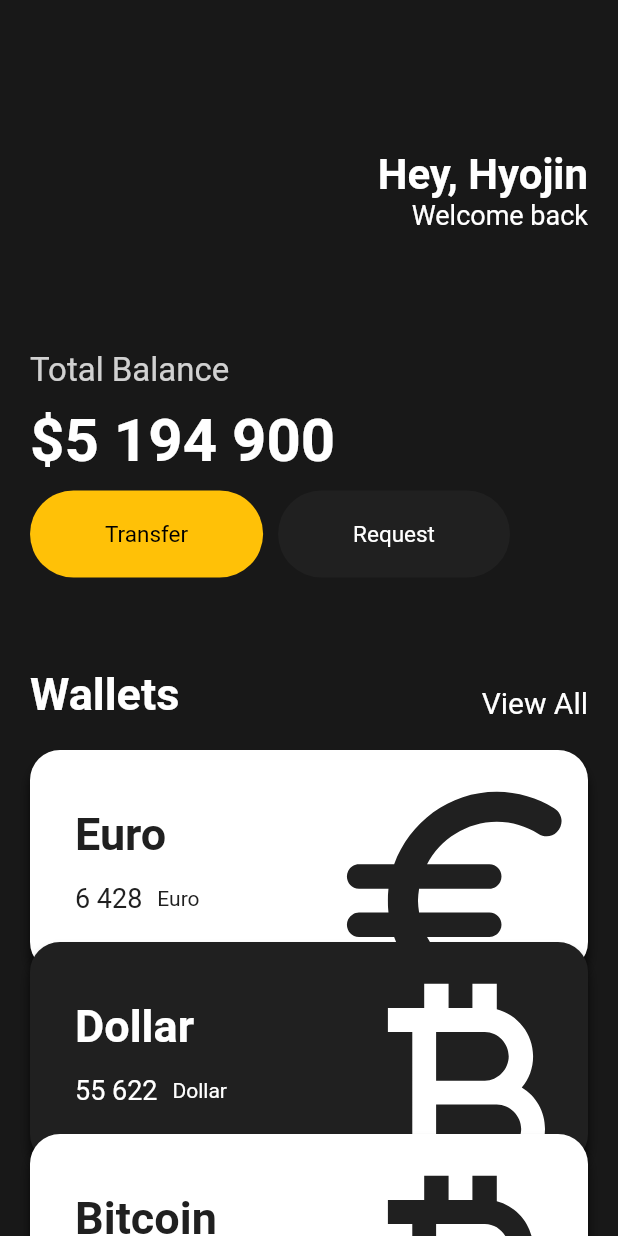
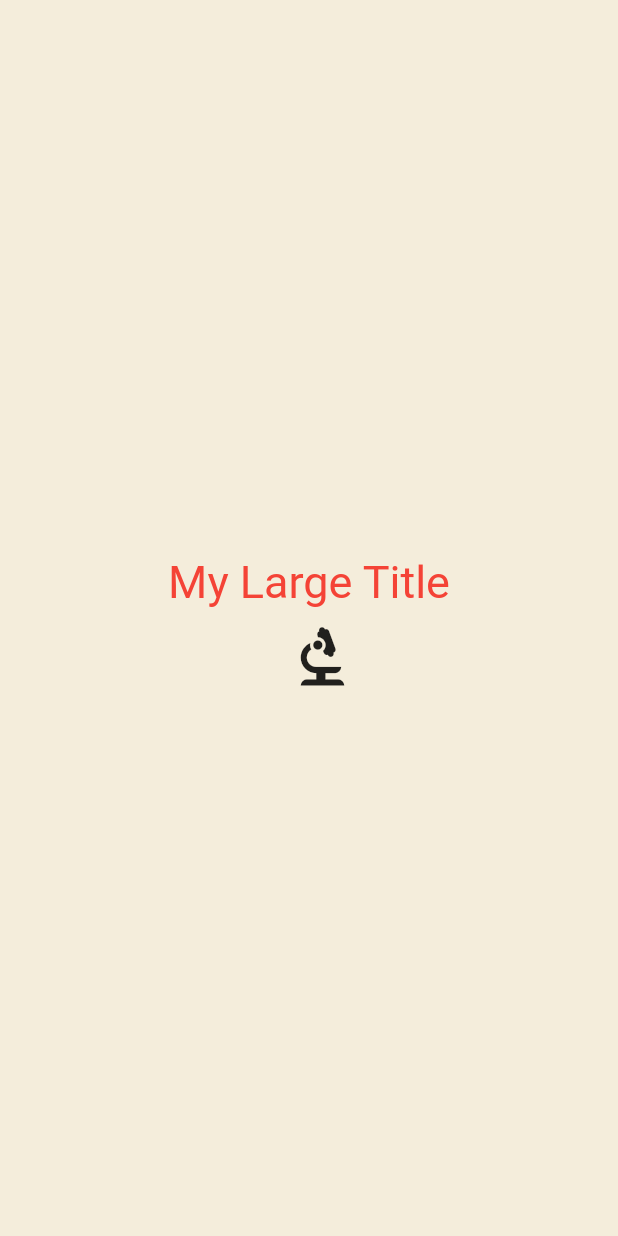
Before and after one commit to dasistHYOJIN/flutter-free, a Flutter app: the screen it shows after launch, on a phone screen of 412 x 824 dp. Run offline on Flutter 3.47's test engine with Material 2 defaults, Android fonts, the phone set to English and light mode, and no system bars.

```diff
--- a/lib/main.dart
+++ b/lib/main.dart
@@ -1,134 +1,74 @@
 import 'package:flutter/material.dart';
-import 'package:toonflix/widgets/button.dart';
-import 'package:toonflix/widgets/amount_card.dart';
 
 void main() {
   runApp(App());
 }
 
 // root Widget (엔트리 포인트)
-class App extends StatelessWidget {
+class App extends StatefulWidget {
+  @override
+  State<App> createState() => _AppState();
+}
+
+class _AppState extends State<App> {
+  int counter = 0;
+  bool showTitle = true;
+
+  void toggleTitle() {
+    setState(() => showTitle = !showTitle);
+  }
+
+  @override
+  void initState() {
+    super.initState();
+  }
+
+  @override
+  void dispose() {
+    super.dispose();
+  }
+
   @override
   Widget build(BuildContext context) {
     return MaterialApp(
+      theme: ThemeData(
+        textTheme: const TextTheme(
+          titleLarge: TextStyle(color: Colors.red),
+        ),
+      ),
       home: Scaffold(
-        backgroundColor: const Color(0xFF181818),
-        body: SingleChildScrollView(
-          child: Padding(
-            padding: const EdgeInsets.symmetric(horizontal: 20, vertical: 20),
-            child: Column(
-              crossAxisAlignment: CrossAxisAlignment.start,
-              children: [
-                const SizedBox(
-                  height: 80,
+        backgroundColor: const Color(0xFFF4EDDB),
+        body: Center(
+          child: Column(
+            mainAxisAlignment: MainAxisAlignment.center,
+            children: [
+              showTitle ? const MyLargeTitle() : const Text('Nothing'),
+              IconButton(
+                onPressed: toggleTitle,
+                icon: const Icon(
+                  Icons.biotech_rounded,
+                  size: 50,
                 ),
-                const Row(
-                  mainAxisAlignment: MainAxisAlignment.end,
-                  children: [
-                    Column(
-                      crossAxisAlignment: CrossAxisAlignment.end,
-                      children: [
-                        Text(
-                          'Hey, Hyojin',
-                          style: TextStyle(
-                            color: Colors.white,
-                            fontSize: 28,
-                            fontWeight: FontWeight.bold,
-                          ),
-                        ),
-                        Text(
-                          'Welcome back',
-                          style: TextStyle(
-                            color: Colors.white, //.withOpacity(0.8),
-                            fontSize: 18,
-                          ),
-                        )
-                      ],
-                    )
-                  ],
-                ),
-                const SizedBox(
-                  height: 80,
-                ),
-                Text(
-                  'Total Balance',
-                  style: TextStyle(
-                    color: Colors.white.withOpacity(0.8),
-                    fontSize: 22,
-                  ),
-                ),
-                const SizedBox(height: 10),
-                const Text(
-                  '\$5 194 900',
-                  style: TextStyle(
-                    color: Colors.white,
-                    fontSize: 40,
-                    fontWeight: FontWeight.bold,
-                  ),
-                ),
-                const SizedBox(height: 10),
-                const Row(
-                  children: [
-                    Button(
-                      text: 'Transfer',
-                      backgroundColor: Colors.amber,
-                      textColor: Colors.black,
-                    ),
-                    SizedBox(width: 10),
-                    Button(
-                      text: 'Request',
-                      backgroundColor: Color(0xFF202020),
-                      textColor: Colors.white,
-                    ),
-                  ],
-                ),
-                const SizedBox(height: 60),
-                const Row(
-                  mainAxisAlignment: MainAxisAlignment.spaceBetween,
-                  crossAxisAlignment: CrossAxisAlignment.end,
-                  children: [
-                    Text(
-                      'Wallets',
-                      style: TextStyle(
-                        fontSize: 30,
-                        fontWeight: FontWeight.bold,
-                        color: Colors.white,
-                      ),
-                    ),
-                    Text(
-                      'View All',
-                      style: TextStyle(
-                        fontSize: 20,
-                        color: Colors.white,
-                      ),
-                    ),
-                  ],
-                ),
-                const SizedBox(height: 20),
-                const AmountCard(
-                  amount: '6 428',
-                  currency: 'Euro',
-                  currencyIcon: Icons.euro_rounded,
-                  order: 0,
-                ),
-                const AmountCard(
-                  amount: '55 622',
-                  currency: 'Dollar',
-                  currencyIcon: Icons.currency_bitcoin,
-                  isInverted: true,
-                  order: 1,
-                ),
-                const AmountCard(
-                  amount: '9 622',
-                  currency: 'Bitcoin',
-                  currencyIcon: Icons.currency_bitcoin,
-                  order: 2,
-                ),
-              ],
-            ),
+              ),
+            ],
           ),
         ),
       ),
     );
   }
 }
+
+class MyLargeTitle extends StatelessWidget {
+  const MyLargeTitle({super.key});
+
+  @override
+  Widget build(BuildContext context) {
+    return Text(
+      'My Large Title',
+      style: TextStyle(
+        fontSize: 30,
+        color: Theme.of(context).textTheme.titleLarge?.color,
+      ),
+    );
+  }
+}
```
